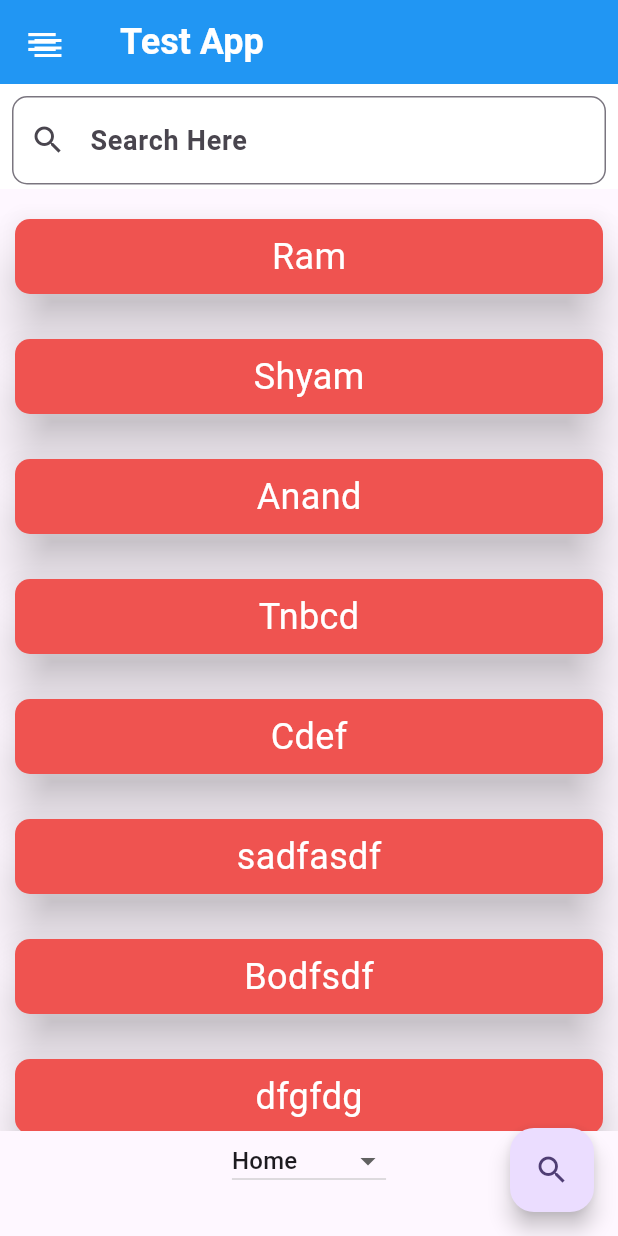
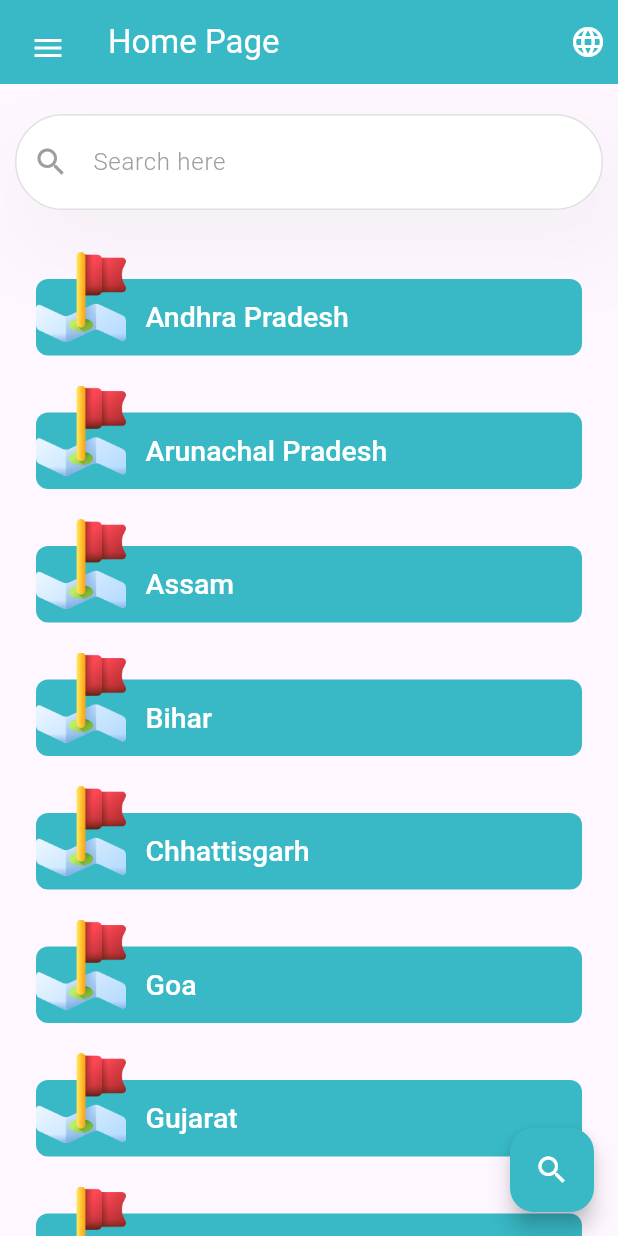
Before and after one commit to RaajNarayanSah/UI-App, a Flutter app: the screen it shows after launch, on a phone screen of 412 x 824 dp. Run offline on Flutter 3.47's test engine with Material 2 defaults, Android fonts, the phone set to English and light mode, and no system bars; our stand-ins replace shared_preferences; generated files the repository leaves out were written again.

Commit message:
- Updated Home screen and overall UI

```diff
--- a/lib/home_page.dart
+++ b/lib/home_page.dart
@@ -1,4 +1,8 @@
 import 'package:flutter/material.dart';
+
+import 'classes/language.dart';
+import 'classes/language_constants.dart';
+import 'main.dart';
 
 class FirstScreen extends StatefulWidget {
   const FirstScreen({super.key});
@@ -21,19 +25,41 @@ class _FirstScreenState extends State<FirstScreen> {
   ];
   List<String> boxName = [];
   final List<String> allBoxNameList = [
-    'Ram',
-    'Shyam',
-    'Anand',
-    'Tnbcd',
-    'Cdef',
-    'sadfasdf',
-    'Bodfsdf',
-    'dfgfdg',
-    'Qerter',
-    'Wvbnvbnv',
-    'hjhjkh',
-    'Rrtyr',
-    'kjlk'
+    'Andhra Pradesh',
+    'Arunachal Pradesh',
+    'Assam',
+    'Bihar',
+    'Chhattisgarh',
+    'Goa',
+    'Gujarat',
+    'Haryana',
+    'Himachal Pradesh',
+    'Jharkhand',
+    'Karnataka',
+    'Kerala',
+    'Madhya Pradesh',
+    'Maharashtra',
+    'Manipur',
+    'Meghalaya',
+    'Mizoram',
+    'Nagaland',
+    'Odisha',
+    'Punjab',
+    'Rajasthan',
+    'Sikkim',
+    'Tamil Nadu',
+    'Telangana',
+    'Tripura',
+    'Uttar Pradesh',
+    'Uttarakhand',
+    'West Bengal',
+    'Andaman and Nicobar Islands',
+    'Chandigarh',
+    'Dadra and Nagar Haveli',
+    'Daman and Diu',
+    'Lakshadweep',
+    'Delhi',
+    'Puducherry',
   ];
 
   @override
@@ -51,10 +77,57 @@ class _FirstScreenState extends State<FirstScreen> {
         },
         child: Scaffold(
           floatingActionButton: FloatingActionButton(
+            backgroundColor: Color(0xff38b9c5),
             onPressed: () {
               focusNode.requestFocus();
             },
-          child: const Icon(Icons.search),
+            child: const Icon(
+              Icons.search,
+              color: Colors.white,
+            ),
+          ),
+          appBar: AppBar(
+            backgroundColor: Color(0xff38b9c5),
+            leading: SizedBox(),
+            title: Text(
+              translation(context).homePage,
+              style: TextStyle(color: Colors.white),
+            ),
+            actions: <Widget>[
+              Padding(
+                padding: const EdgeInsets.all(8.0),
+                child: DropdownButton<Language>(
+                  underline: const SizedBox(),
+                  icon: const Icon(
+                    Icons.language,
+                    color: Colors.white,
+                  ),
+                  onChanged: (Language? language) async {
+                    if (language != null) {
+                      Locale _locale = await setLocale(language.languageCode);
+                      MyApp.setLocale(context, _locale);
+                    }
+                  },
+                  items: Language.languageList()
+                      .map<DropdownMenuItem<Language>>(
+                        (e) => DropdownMenuItem<Language>(
+                          value: e,
+                          child: Row(
+                            mainAxisAlignment: MainAxisAlignment.spaceAround,
+                            children: <Widget>[
+                              Text(
+                                e.flag,
+                                style: const TextStyle(fontSize: 30),
+                              ),
+                              Text(e.name)
+                            ],
+                          ),
+                        ),
+                      )
+                      .toList(),
+                ),
+              ),
+            ],
           ),
           drawer: Drawer(
             child: NavigationDrawer(
@@ -79,42 +152,24 @@ class _FirstScreenState extends State<FirstScreen> {
               ],
             ),
           ),
-        appBar: AppBar(
-          leading: Builder(
-            builder: (context) {
-              return IconButton(
-                  onPressed: () {
-                    Scaffold.of(context).openDrawer();
-                  },
-                  icon: Icon(
-                    Icons.menu,
-                    color: Colors.white,
-                  ));
-            },
+          body: Column(
+            children: <Widget>[
+              SizedBox(
+                height: 20,
               ),
-          backgroundColor: Colors.blue,
-          title: const Padding(
-            padding: EdgeInsets.only(left: 8.0),
-            child: Text(
-              'Test App',
-              style: TextStyle(
-                  color: Colors.white,
-                  fontSize: 24,
-                  fontWeight: FontWeight.bold),
-            ),
-          ),
-        ),
-        body: Column(
-          crossAxisAlignment: CrossAxisAlignment.start,
-          mainAxisAlignment: MainAxisAlignment.start,
-          children: [
               Container(
-              // height: 50,
-              padding:
-                  const EdgeInsets.only(top: 8.0, left: 8, right: 8, bottom: 3),
-              child: Center(
+                padding: EdgeInsets.symmetric(horizontal: 10),
+                decoration: BoxDecoration(boxShadow: [
+                  BoxShadow(
+                      offset: const Offset(12, 26),
+                      blurRadius: 50,
+                      spreadRadius: 0,
+                      color: Colors.grey.withOpacity(.1)),
+                ]),
                 child: TextField(
                   focusNode: focusNode,
+
+                  // controller: textController,
                   onChanged: (String? value) {
                     boxName.clear();
                     if (value == null) {
@@ -135,17 +190,35 @@ class _FirstScreenState extends State<FirstScreen> {
                     setState(() {});
                   },
                   decoration: InputDecoration(
-                      prefixIcon: Icon(Icons.search),
-                      border: OutlineInputBorder(
-                          borderRadius: BorderRadius.circular(10)),
-                      hintText: 'Search Here',
-                      hintStyle:
-                          TextStyle(fontSize: 18, fontWeight: FontWeight.bold)),
+                    prefixIcon: Icon(
+                      Icons.search,
+                      color: Colors.grey[500]!,
+                    ),
+                    filled: true,
+                    fillColor: Colors.white,
+                    hintText: "Search here",
+                    hintStyle: const TextStyle(
+                        color: Colors.grey, fontWeight: FontWeight.w300),
+                    contentPadding: const EdgeInsets.symmetric(
+                        vertical: 20.0, horizontal: 20.0),
+                    border: const OutlineInputBorder(
+                      borderRadius: BorderRadius.all(Radius.circular(45.0)),
+                    ),
+                    enabledBorder: OutlineInputBorder(
+                      borderSide:
+                          BorderSide(color: Colors.grey[300]!, width: 1.0),
+                      borderRadius: BorderRadius.all(Radius.circular(45.0)),
+                    ),
+                    focusedBorder: OutlineInputBorder(
+                      borderSide:
+                          BorderSide(color: Colors.grey[400]!, width: 1.5),
+                      borderRadius: BorderRadius.all(Radius.circular(45.0)),
                     ),
                   ),
-              // decoration: BoxDecoration(
-              //     borderRadius: BorderRadius.zero, color: Colors.black12),
-              color: Colors.white,
+                ),
+              ),
+              SizedBox(
+                height: 10,
               ),
               SizedBox(
                 height: 10,
@@ -179,60 +252,74 @@ class _FirstScreenState extends State<FirstScreen> {
                               shrinkWrap: true,
                               itemCount: boxName.length,
                               itemBuilder: (context, index) {
-                              return Card(
-                                color: Colors.red.shade400,
-                                margin: EdgeInsets.all(10),
-                                elevation: 15,
-                                shape: RoundedRectangleBorder(
-                                    borderRadius: BorderRadius.circular(10)),
+                                return Padding(
+                                  padding: const EdgeInsets.only(
+                                      left: 24, right: 24, top: 10, bottom: 2),
+                                  child: Stack(
+                                    clipBehavior: Clip.none,
+                                    children: [
+                                      Padding(
+                                        padding: const EdgeInsets.only(
+                                          top: 16,
+                                        ),
                                         child: Container(
-                                  height: 50,
+                                          width: double.infinity,
+                                          padding:
+                                              const EdgeInsets.only(left: 5),
                                           decoration: BoxDecoration(
-                                      borderRadius: BorderRadius.circular(10)),
-                                  // color: Colors.amber[500],
-                                  child: Center(
+                                            color: Color(0xff38b9c5),
+                                            borderRadius:
+                                                const BorderRadius.only(
+                                                    topLeft:
+                                                        Radius.circular(8.0),
+                                                    bottomLeft:
+                                                        Radius.circular(8.0),
+                                                    bottomRight:
+                                                        Radius.circular(8.0),
+                                                    topRight:
+                                                        Radius.circular(8.0)),
+                                            // boxShadow: <BoxShadow>[
+                                            //   BoxShadow(
+                                            //       color: FitnessAppTheme.grey.withOpacity(0.2),
+                                            //       offset: Offset(1.1, 1.1),
+                                            //       blurRadius: 10.0),
+                                            // ],
+                                          ),
+                                          child: Padding(
+                                            padding: const EdgeInsets.only(
+                                                left: 68,
+                                                bottom: 12,
+                                                right: 16,
+                                                top: 12),
                                             child: Text(
                                               boxName[index],
-                                    style: TextStyle(
-                                        fontSize: 24, color: Colors.white),
-                                  )),
+                                              textAlign: TextAlign.left,
+                                              style: const TextStyle(
+                                                  fontWeight: FontWeight.w500,
+                                                  fontSize: 19,
+                                                  letterSpacing: 0.0,
+                                                  color: Colors.white),
+                                            ),
+                                          ),
+                                        ),
+                                      ),
+                                      Positioned(
+                                        top: -12,
+                                        left: 0,
+                                        child: SizedBox(
+                                          width: 60,
+                                          height: 80,
+                                          child: Image.asset(
+                                              "assets/images/3d-flag.png"),
+                                        ),
+                                      )
+                                    ],
                                   ),
                                 );
                               },
                             )),
-            Container(
-              height: 40,
-              alignment: Alignment.center,
-              margin: const EdgeInsets.only(bottom: 30.0),
-              // decoration: BoxDecoration(border: Border.all(color: Colors.black)),
-              // color: Colors.lightBlue,
-              child: DropdownButton(
-                  isDense: true,
-                  elevation: 20,
-                  dropdownColor: Colors.blue.shade100,
-                  value: dropDownValue,
-                  items: drawer.map<DropdownMenuItem<String>>((String value) {
-                    return DropdownMenuItem<String>(
-                      value: value,
-                      child: Text(
-                        value,
-                      ),
-                    );
-                  }).toList(),
-                  onChanged: (value) {
-                    setState(() {
-                      dropDownValue = value!;
-                    });
-                  }),
-            )
-
-            // FloatingActionButton(
-            //   onPressed: () {},
-            //   child: Icon(Icons.add),
-            // ),
             ],
           ),
-      ),
-    );
+        ));
   }
 }
```
Also changed, not shown: 5 other files. Lines whose indentation alone changed are shown as unchanged.
